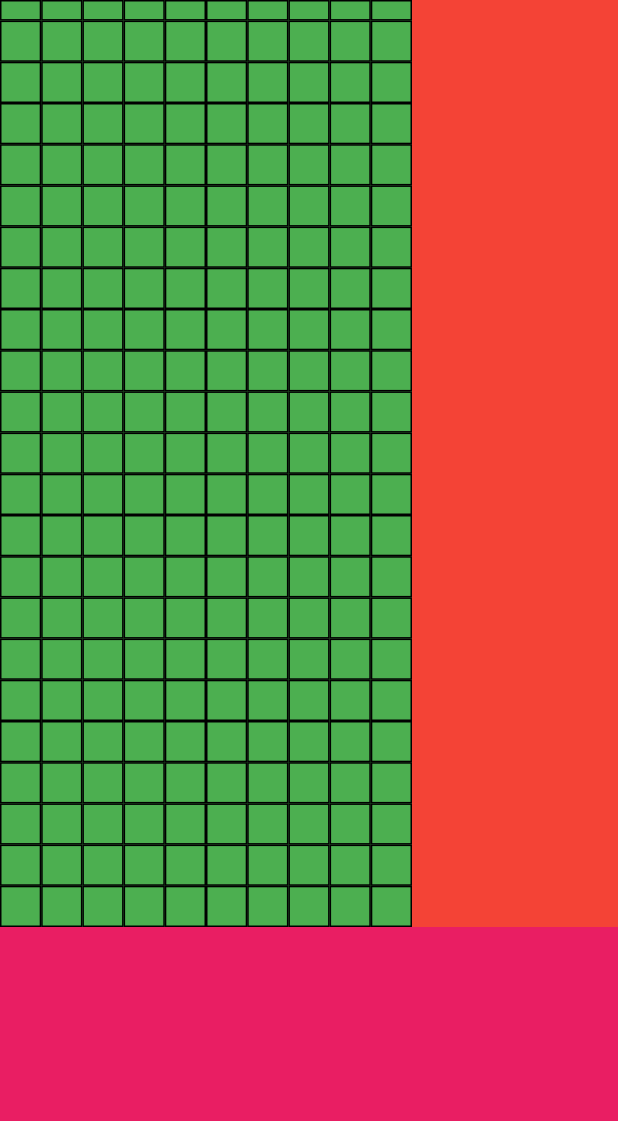
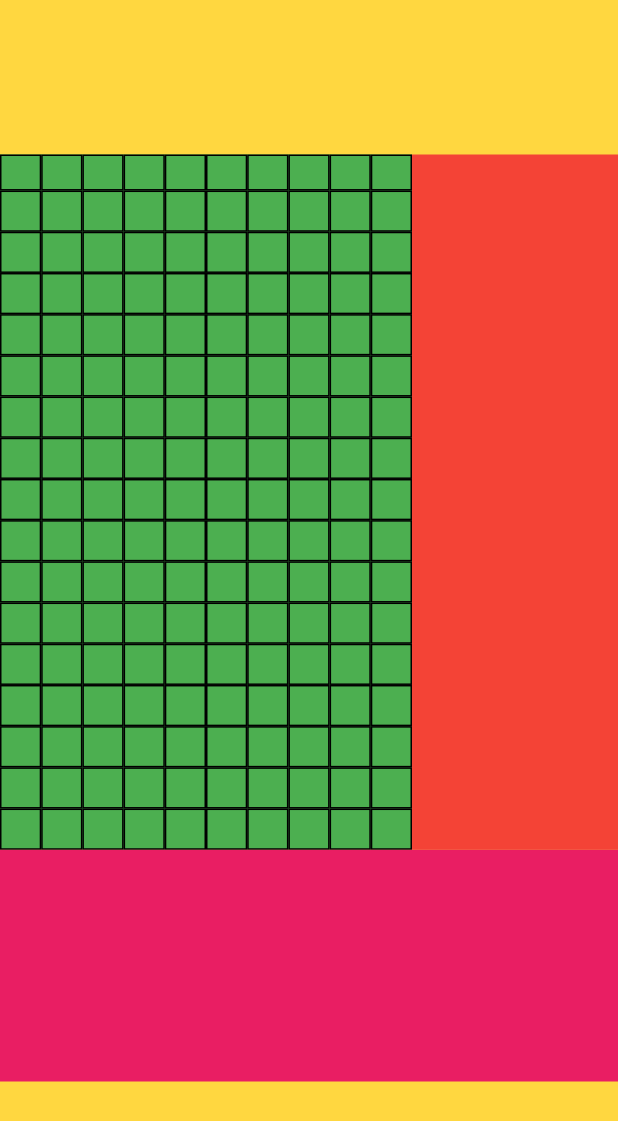
Before and after one commit to lnrabe/tetris, a Flutter app: the screen it shows after launch, on a phone screen of 412 x 824 dp. Shown: the top 1121 px of the screen. Run offline on Flutter 3.47's test engine with Material 2 defaults, Android fonts, the phone set to English and light mode, and no system bars.

Commit message:
add aspect ratio and fill color

```diff
--- a/lib/game_area.dart
+++ b/lib/game_area.dart
@@ -18,7 +18,6 @@ class GameArea extends StatelessWidget {
   Widget buildGameBoard(BuildContext context, BoxConstraints constraints) {
     double width = constraints.maxWidth;
     double height = constraints.maxHeight;
-    print(width);
 
     double boxWidth = width / numColumns;
 
--- a/lib/main_page.dart
+++ b/lib/main_page.dart
@@ -33,7 +33,12 @@ class MainPage extends StatelessWidget {
 
   @override
   Widget build(BuildContext context) {
-    return Column(
+    return Container(
+      alignment: Alignment.center,
+      color: Colors.amberAccent,
+      child: AspectRatio(
+        aspectRatio: 2 / 3,
+        child: Column(
           mainAxisAlignment: MainAxisAlignment.spaceEvenly,
           crossAxisAlignment: CrossAxisAlignment.stretch,
           children: <Widget>[
@@ -45,6 +50,8 @@ class MainPage extends StatelessWidget {
               child: _buildControlSection(),
             )
           ],
+        ),
+      ),
     );
   }
 }
```
Lines whose indentation alone changed are shown as unchanged.
